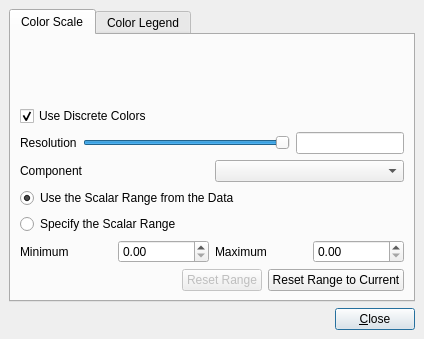
This is Qt/Components/Resources/UI/pqColorScaleDialog.ui in wildmichael/ParaView3-enhancements-old as Qt 5 draws it before an edit. The edited form follows.
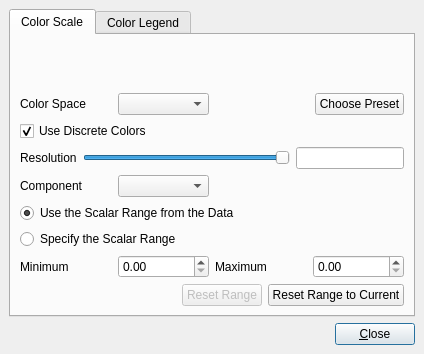
This is the edited form. Custom widgets are drawn as their Qt base class.

Commit message: ENH: Making the new color scale dialog the one that pops up when pressing the edit color map button. The color scale editor can switch between using a vtk transfer function viewer and the color map widget. The color map widget now supports adding points and rgb space.

What changed in the file:
```diff
--- a/Qt/Components/Resources/UI/pqColorScaleDialog.ui
+++ b/Qt/Components/Resources/UI/pqColorScaleDialog.ui
@@ -6,7 +6,7 @@
     <x>0</x>
     <y>0</y>
     <width>424</width>
-    <height>329</height>
+    <height>354</height>
    </rect>
   </property>
   <property name="windowTitle" >
@@ -35,85 +35,52 @@
        <property name="spacing" >
         <number>6</number>
        </property>
-       <item row="3" column="1" >
+       <item row="7" column="3" >
+        <widget class="QDoubleSpinBox" name="ScalarRangeMax" >
+         <property name="whatsThis" >
+          <string>Used to display and edit the maximum scalar value.</string>
+         </property>
+        </widget>
+       </item>
+       <item row="7" column="2" >
+        <widget class="QLabel" name="label_3" >
+         <property name="text" >
+          <string>Maximum</string>
+         </property>
+        </widget>
+       </item>
+       <item row="7" column="1" >
+        <widget class="QDoubleSpinBox" name="ScalarRangeMin" >
+         <property name="whatsThis" >
+          <string>Used to display and edit the minimum scalar value.</string>
+         </property>
+        </widget>
+       </item>
+       <item row="7" column="0" >
+        <widget class="QLabel" name="label_2" >
+         <property name="text" >
+          <string>Minimum</string>
+         </property>
+        </widget>
+       </item>
+       <item row="4" column="1" >
         <widget class="QComboBox" name="Component" />
        </item>
-       <item row="3" column="0" >
+       <item row="4" column="0" >
         <widget class="QLabel" name="ComponentLabel" >
          <property name="text" >
           <string>Component</string>
          </property>
         </widget>
        </item>
-       <item row="6" column="0" colspan="2" >
+       <item row="1" column="2" colspan="2" >
         <layout class="QHBoxLayout" >
          <property name="margin" >
           <number>0</number>
          </property>
          <property name="spacing" >
-          <number>6</number>
-         </property>
-         <item>
-          <widget class="QLabel" name="label_2" >
-           <property name="text" >
-            <string>Minimum</string>
-           </property>
-          </widget>
-         </item>
-         <item>
-          <widget class="QDoubleSpinBox" name="ScalarRangeMin" >
-           <property name="whatsThis" >
-            <string>Used to display and edit the minimum scalar value.</string>
-           </property>
-          </widget>
-         </item>
-         <item>
-          <widget class="QLabel" name="label_3" >
-           <property name="text" >
-            <string>Maximum</string>
-           </property>
-          </widget>
-         </item>
-         <item>
-          <widget class="QDoubleSpinBox" name="ScalarRangeMax" >
-           <property name="whatsThis" >
-            <string>Used to display and edit the maximum scalar value.</string>
-           </property>
-          </widget>
-         </item>
-        </layout>
-       </item>
-       <item row="4" column="0" colspan="2" >
-        <widget class="QRadioButton" name="UseDataRange" >
-         <property name="whatsThis" >
-          <string>Select this option to use the scalar range from the data.</string>
-         </property>
-         <property name="text" >
-          <string>Use the Scalar Range from the Data</string>
-         </property>
-         <property name="checked" >
-          <bool>true</bool>
-         </property>
-        </widget>
-       </item>
-       <item row="5" column="0" colspan="2" >
-        <widget class="QRadioButton" name="UseSpecifiedRange" >
-         <property name="whatsThis" >
-          <string>Select this option to specify the scalar range.</string>
-         </property>
-         <property name="text" >
-          <string>Specify the Scalar Range</string>
-         </property>
-        </widget>
-       </item>
-       <item row="7" column="0" colspan="2" >
-        <layout class="QHBoxLayout" >
-         <property name="margin" >
           <number>0</number>
          </property>
-         <property name="spacing" >
-          <number>6</number>
-         </property>
          <item>
           <spacer>
            <property name="orientation" >
@@ -121,32 +88,36 @@
            </property>
            <property name="sizeHint" >
             <size>
-             <width>40</width>
+             <width>0</width>
              <height>20</height>
             </size>
            </property>
           </spacer>
          </item>
          <item>
-          <widget class="QPushButton" name="ResetRangeButton" >
-           <property name="enabled" >
-            <bool>false</bool>
-           </property>
+          <widget class="QPushButton" name="PresetButton" >
            <property name="text" >
-            <string>Reset Range</string>
-           </property>
-          </widget>
-         </item>
-         <item>
-          <widget class="QPushButton" name="ResetRangeToCurrentButton" >
-           <property name="text" >
-            <string>Reset Range to Current</string>
+            <string>Choose Preset</string>
            </property>
           </widget>
          </item>
         </layout>
        </item>
-       <item row="0" column="0" colspan="2" >
+       <item row="1" column="1" >
+        <widget class="QComboBox" name="ColorSpace" >
+         <property name="whatsThis" >
+          <string>Select the color space used for the color interpolation.</string>
+         </property>
+        </widget>
+       </item>
+       <item row="1" column="0" >
+        <widget class="QLabel" name="label" >
+         <property name="text" >
+          <string>Color Space</string>
+         </property>
+        </widget>
+       </item>
+       <item row="0" column="0" colspan="4" >
         <widget class="QVTKWidget" native="1" name="ColorScale" >
          <property name="sizePolicy" >
           <sizepolicy>
@@ -161,7 +132,7 @@
          </property>
         </widget>
        </item>
-       <item row="1" column="0" colspan="2" >
+       <item row="2" column="0" colspan="4" >
         <widget class="QCheckBox" name="UseDiscreteColors" >
          <property name="whatsThis" >
           <string>Check this box if the color table should have discrete colors, otherwise color values will be interpolated.</string>
@@ -174,7 +145,7 @@
          </property>
         </widget>
        </item>
-       <item row="2" column="0" colspan="2" >
+       <item row="3" column="0" colspan="4" >
         <layout class="QHBoxLayout" >
          <property name="margin" >
           <number>0</number>
@@ -225,6 +196,69 @@
          </item>
         </layout>
        </item>
+       <item row="6" column="0" colspan="4" >
+        <widget class="QRadioButton" name="UseSpecifiedRange" >
+         <property name="whatsThis" >
+          <string>Select this option to specify the scalar range.</string>
+         </property>
+         <property name="text" >
+          <string>Specify the Scalar Range</string>
+         </property>
+        </widget>
+       </item>
+       <item row="5" column="0" colspan="4" >
+        <widget class="QRadioButton" name="UseDataRange" >
+         <property name="whatsThis" >
+          <string>Select this option to use the scalar range from the data.</string>
+         </property>
+         <property name="text" >
+          <string>Use the Scalar Range from the Data</string>
+         </property>
+         <property name="checked" >
+          <bool>true</bool>
+         </property>
+        </widget>
+       </item>
+       <item row="8" column="0" colspan="4" >
+        <layout class="QHBoxLayout" >
+         <property name="margin" >
+          <number>0</number>
+         </property>
+         <property name="spacing" >
+          <number>6</number>
+         </property>
+         <item>
+          <spacer>
+           <property name="orientation" >
+            <enum>Qt::Horizontal</enum>
+           </property>
+           <property name="sizeHint" >
+            <size>
+             <width>0</width>
+             <height>20</height>
+            </size>
+           </property>
+          </spacer>
+         </item>
+         <item>
+          <widget class="QPushButton" name="ResetRangeButton" >
+           <property name="enabled" >
+            <bool>false</bool>
+           </property>
+           <property name="text" >
+            <string>Reset Range</string>
+           </property>
+          </widget>
+         </item>
+         <item>
+          <widget class="QPushButton" name="ResetRangeToCurrentButton" >
+           <property name="text" >
+            <string>Reset Range to Current</string>
+           </property>
+          </widget>
+         </item>
+        </layout>
+       </item>
       </layout>
      </widget>
      <widget class="QWidget" name="LegendPage" >
@@ -702,16 +736,16 @@
   </layout>
  </widget>
  <customwidgets>
-  <customwidget>
-   <class>QVTKWidget</class>
-   <extends>QWidget</extends>
-   <header>QVTKWidget.h</header>
-  </customwidget>
   <customwidget>
    <class>pqColorChooserButton</class>
    <extends>QPushButton</extends>
    <header>pqColorChooserButton.h</header>
   </customwidget>
+  <customwidget>
+   <class>QVTKWidget</class>
+   <extends>QWidget</extends>
+   <header>QVTKWidget.h</header>
+  </customwidget>
  </customwidgets>
  <tabstops>
   <tabstop>UseDiscreteColors</tabstop>
```
Left out of the diff: 37 changed lines with no effect on the pictures. The commit also changes 3 other files.
